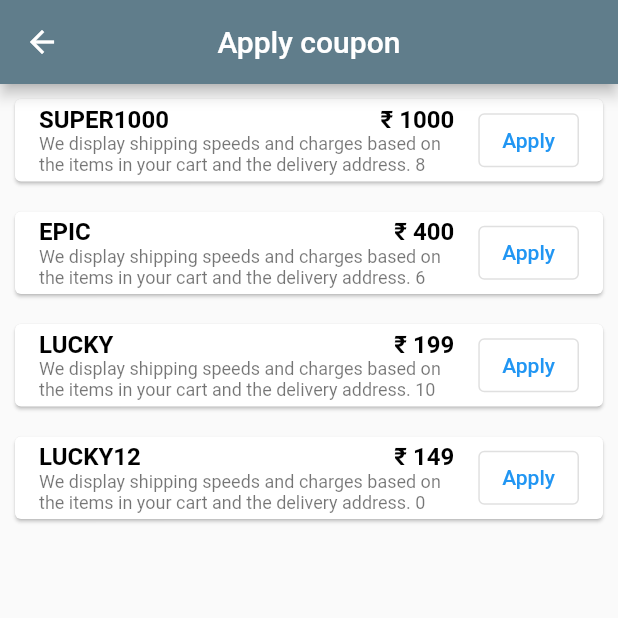
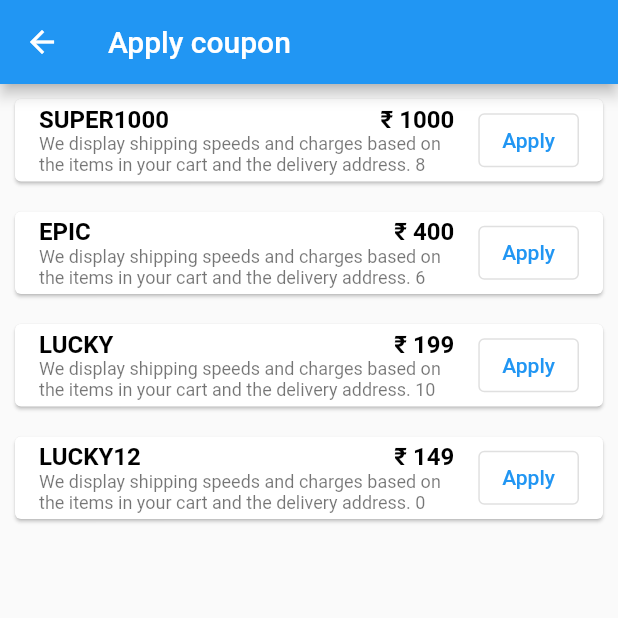
Before and after one commit to roshTailor/adv_exam_2, a Flutter app: the ProductPage screen opened directly with empty values, after a tap on "+ Add to Cart", after a tap on "Apply", on a phone screen of 412 x 824 dp, the top half of it. Run offline on Flutter 3.47's test engine with Material 2 defaults, Android fonts, the phone set to English and light mode, and no system bars; our stand-ins replace get, shared_preferences, sqflite; accounts and stored records are empty.

Commit message:
RL||11/04/2023||08:36

```diff
--- a/lib/helper/coupon_helper.dart
+++ b/lib/helper/coupon_helper.dart
@@ -66,10 +66,8 @@ class CouponDBHelper
 
   updateRecord({required int id,required int quantity}) async {
     await initDB();
-
     int? a = await db?.rawUpdate(
         "Update $tableName SET $colQuantity= ? WHERE $colId = ?", [--quantity, id]);
-
     print(a);
   }
 }
--- a/lib/screen/cart_screen.dart
+++ b/lib/screen/cart_screen.dart
@@ -22,16 +22,9 @@ class _CartPageState extends State<CartPage> {
     var size = MediaQuery.of(context).size;
     return Scaffold(
       appBar: AppBar(
-        backgroundColor: Colors.blueGrey,
         title: Text(
           "Cart",
-          style: TextStyle(
-            fontSize: 18,
-            fontWeight: FontWeight.w500,
-            color: Colors.white,
-          ),
         ),
-        centerTitle: true,
       ),
       body: Column(
         children: [
@@ -41,18 +34,10 @@ class _CartPageState extends State<CartPage> {
                   () => ListView.builder(
                 itemCount: cartController.addedProduct.length,
                 itemBuilder: (context, i) {
+                  print("${cartController.addedProduct[i].name}");
                   return Column(
                     children: [
                       ListTile(
-                        leading: ClipRRect(
-                          borderRadius: BorderRadius.circular(12),
-                          child: Image(
-                            image: MemoryImage(
-                                cartController.addedProduct[i].image),
-                            fit: BoxFit.cover,
-                            width: size.width * 0.18,
-                          ),
-                        ),
                         title: Text("${cartController.addedProduct[i].name}"),
                         subtitle: Column(
                           mainAxisSize: MainAxisSize.max,
@@ -167,14 +152,12 @@ class _CartPageState extends State<CartPage> {
                     Spacer(),
                     IconButton(onPressed: (){
                       cartController.removeDiscount(data: 0,text: "Promo Code");
-                    }, icon: Icon(Icons.delete,color: Colors.red,)),
+                    }, icon: Icon(Icons.delete,color: Colors.black,)),
                     ElevatedButton(
                       onPressed: () {
                         Get.toNamed("/coupon_page");
                       },
                       style: ButtonStyle(
-                        backgroundColor:
-                        MaterialStateProperty.all(Colors.black),
                         shape: MaterialStateProperty.all(
                           RoundedRectangleBorder(
                             borderRadius: BorderRadius.circular(18),
@@ -184,7 +167,7 @@ class _CartPageState extends State<CartPage> {
                       child: Text(
                         "Apply",
                         style:
-                        TextStyle(fontSize: 14, color: Colors.amberAccent),
+                        TextStyle(fontSize: 14,),
                       ),
                     ),
                   ],
@@ -193,7 +176,7 @@ class _CartPageState extends State<CartPage> {
             ),
           ),
           Expanded(
-            flex: 3,
+            flex: 2,
             child: Padding(
               padding: const EdgeInsets.all(12),
               child: Column(
@@ -221,9 +204,6 @@ class _CartPageState extends State<CartPage> {
                       ),
                     ],
                   ),
-                  const Spacer(
-                    flex: 1,
-                  ),
                   Row(
                     mainAxisAlignment: MainAxisAlignment.spaceBetween,
                     children: [
@@ -239,14 +219,10 @@ class _CartPageState extends State<CartPage> {
                       Text(
                         "₹ 29",
                         style: TextStyle(
-
                             fontWeight: FontWeight.w500,
                             fontSize: 16, color: Colors.grey),
                       ),
                     ],
-                  ),
-                  const Spacer(
-                    flex: 1,
                   ),
                   Row(
                     mainAxisAlignment: MainAxisAlignment.spaceBetween,
@@ -262,9 +238,8 @@ class _CartPageState extends State<CartPage> {
                       Obx(
                             ()=> Text(
                           "₹ ${cartController.discount}",
-                          style: TextStyle(
+                          style: const TextStyle(
                             fontSize: 16,
-
                             fontWeight: FontWeight.w500,
                             color: Colors.green,
                           ),
@@ -276,13 +251,12 @@ class _CartPageState extends State<CartPage> {
                     thickness: 2,
                     color: Colors.grey,
                   ),
-                  const Spacer(),
                   Row(
                     mainAxisAlignment: MainAxisAlignment.spaceBetween,
                     children: [
                       Obx(()=> Text(
                         "Total (Qty : ${cartController.totalQuantity})",
-                        style: TextStyle(
+                        style: const TextStyle(
                             fontSize: 16,
                             color: Colors.black,
                             fontWeight: FontWeight.bold),
@@ -290,7 +264,7 @@ class _CartPageState extends State<CartPage> {
                       ),
                       Obx(()=> Text(
                         "₹ ${cartController.totalPrice + 29 - cartController.discount.value}",
-                        style: TextStyle(
+                        style: const TextStyle(
                             fontSize: 16,
                             color: Colors.black,
                             fontWeight: FontWeight.bold),
@@ -302,23 +276,13 @@ class _CartPageState extends State<CartPage> {
               ),
             ),
           ),
-          Expanded(
-              flex: 1,
-              child: SizedBox(
-                width: size.width,
-                child: Padding(
-                  padding:
-                  const EdgeInsets.symmetric(horizontal: 12, vertical: 8),
-                  child: ElevatedButton(
-                    onPressed: () {},
-                    style: ButtonStyle(
-                        backgroundColor: MaterialStateProperty.all(Colors.orange),
-                        shape: MaterialStateProperty.all(RoundedRectangleBorder(borderRadius: BorderRadius.circular(40)))
-                    ),
-                    child: Text("Continue Pay",style: TextStyle(fontSize: 18,color: Colors.white),),
-                  ),
-                ),
-              )),
+          SizedBox(
+            width: size.width/1.1,
+            child: ElevatedButton(
+              onPressed: () {},
+              child: const Text("Continue Pay",style: TextStyle(fontSize: 18,color: Colors.white),),
+            ),
+          ),
         ],
       ),
     );
--- a/lib/screen/home_screen.dart
+++ b/lib/screen/home_screen.dart
@@ -52,7 +52,6 @@ class _HomePageState extends State<HomePage> {
                       subtitle: Text("Rs.${data[i].price}"),
                       onTap: () {
                         Get.toNamed("productPage", arguments: data[i]);
-                        //Get.to(Cart(index: i,));
                       },
                     ),
                   ),
--- a/lib/screen/product.dart
+++ b/lib/screen/product.dart
@@ -29,13 +29,7 @@ class _ProductPageState extends State<ProductPage> {
 
     return Scaffold(
       appBar: AppBar(
-        backgroundColor: Colors.blueGrey,
-        leading: IconButton(
-          onPressed: () {
-            Get.back();
-          },
-          icon: const Icon(CupertinoIcons.arrow_left),
-        ),
+
         title: const Text(
           "Order",
         ),
@@ -92,10 +86,7 @@ class _ProductPageState extends State<ProductPage> {
                       cartController.addProduct(productDB: data);
                       Get.offNamed("/cart_page");
                     },
-                    style: ButtonStyle(
-                        backgroundColor: MaterialStateProperty.all(Colors.orange),
-                        shape: MaterialStateProperty.all(RoundedRectangleBorder(borderRadius: BorderRadius.circular(40)))
-                    ),
+
                     child: const Text("+ Add to Cart",style: TextStyle(fontSize: 18,color: Colors.white),),
                   ),
                 ],
--- a/lib/screen/promo.dart
+++ b/lib/screen/promo.dart
@@ -27,9 +27,7 @@ class _CouponPageState extends State<CouponPage> {
   Widget build(BuildContext context) {
     return Scaffold(
       appBar: AppBar(
-        title: Text("Apply coupon"),
-        centerTitle: true,
-        backgroundColor: Colors.blueGrey,
+        title: const Text("Apply coupon"),
       ),
       body: FutureBuilder(
         future: getData,
@@ -46,32 +44,33 @@ class _CouponPageState extends State<CouponPage> {
             return ListView.builder(
               itemCount: data.length,
               itemBuilder: (context, i) => Card(
-                margin: EdgeInsets.all(10),
+                margin: const EdgeInsets.all(10),
                 child: ListTile(
                   title: Row(
                     mainAxisAlignment: MainAxisAlignment.spaceBetween,
                     children: [
                       Text(
                         data[i].name,
-                        style: TextStyle(
+                        style: const TextStyle(
                             color: Colors.black, fontWeight: FontWeight.bold),
                       ),
                       Text(
                         "₹ ${data[i].price}",
-                        style: TextStyle(
+                        style: const TextStyle(
                             color: Colors.black, fontWeight: FontWeight.bold),
                       ),
                     ],
                   ),
                   subtitle: Text(
                     "We display shipping speeds and charges based on the items in your cart and the delivery address. ${data[i].quantity} ",
-                    style: TextStyle(fontSize: 12),
+                    style: const TextStyle(fontSize: 12),
                   ),
                   trailing: OutlinedButton(
                       onPressed: ()async{
+                        print(i);
                         if (data[i].quantity > 0) {
                           CouponDBHelper.couponDBHelper
-                              .updateRecord(id: i, quantity: data[i].quantity);
+                              .updateRecord(id: i+1, quantity: data[i].quantity);
                           cartController.addDiscount(data: data[i].price,text: data[i].name);
                           await getData;
                           // Global.snackBar(
```
Also changed, not shown: asset/image/1.png (added), asset/image/2.png (added), asset/image/3.png (added), asset/image/4.png (added), 1 other file.
